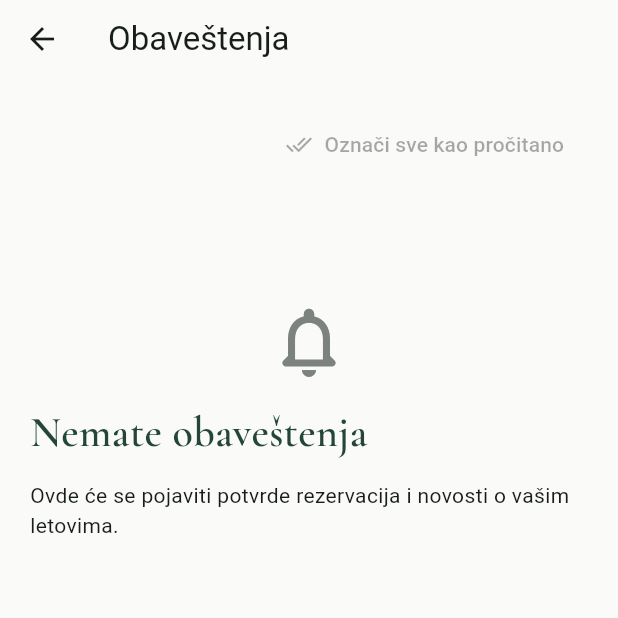
After one commit to KataBanci/mobilna-aplikacija-avio-kompanije, a Flutter app: the BookingHome screen opened directly, item 2 of the bottom bar chosen, after a tap on the "notifications none" icon, on a phone screen of 412 x 824 dp, the top half of it. The commit adds this screen. Run offline on Flutter 3.47's test engine with Material 3 defaults, Android fonts, the phone set to English and light mode, and no system bars; missing offline and left inert: dart:js_interop.

Commit message:
Izmene u pretrazi letova i dodavanje obaveštenja

```diff
--- a/aviokomopanija/lib/models/booking.dart
+++ b/aviokomopanija/lib/models/booking.dart
@@ -37,6 +37,7 @@ class Booking extends ChangeNotifier {
   final Map<int, String> seats = {};
   final List<Map<String, String>> passengers = [];
   String? reference;
+  String? flightStatus;
   int get count => adults + children + infants;
   int get seatCount => adults + children;
   int get farePrice => flight.price + [0, 30, 60][fare];
--- a/aviokomopanija/lib/screens/booking_screens.dart
+++ b/aviokomopanija/lib/screens/booking_screens.dart
@@ -1,7 +1,11 @@
 import 'package:flutter/material.dart';
 
 import '../models/booking.dart';
+import '../models/city.dart';
+import 'cities_screen.dart';
 import '../services/calendar_service.dart';
+import '../services/notification_service.dart';
+import 'notifications_screen.dart';
 import 'profile_screen.dart';
 
 const green = Color(0xFF244638);
@@ -114,7 +118,7 @@ class _BookingHomeState extends State<BookingHome> {
                 ? const ProfileScreen()
                 : tab == 2
                 ? TripsScreen(b: b)
-                : SearchScreen(b: b, key: ValueKey(tab)),
+                : SearchScreen(b: b, explore: tab == 0, key: ValueKey(tab)),
           ),
         ),
       ),
@@ -252,7 +256,8 @@ class BookingPage extends StatelessWidget {
 
 class SearchScreen extends StatefulWidget {
   final Booking b;
-  const SearchScreen({super.key, required this.b});
+  final bool explore;
+  const SearchScreen({super.key, required this.b, this.explore = false});
   @override
   State<SearchScreen> createState() => _SearchScreenState();
 }
@@ -580,6 +585,26 @@ class _SearchScreenState extends State<SearchScreen> {
     child: Column(
       crossAxisAlignment: CrossAxisAlignment.stretch,
       children: [
+        if (!widget.explore)
+          Padding(
+            padding: const EdgeInsets.fromLTRB(24, 16, 24, 20),
+            child: Column(
+              crossAxisAlignment: CrossAxisAlignment.start,
+              children: [
+                Row(
+                  children: [
+                    Expanded(child: heading('Pronađite svoj let')),
+                    const NotificationBell(),
+                  ],
+                ),
+                const Text(
+                  'Izaberite rutu, datum i putnike, pa pronađite kartu za svoje putovanje.',
+                  style: TextStyle(color: muted, height: 1.5),
+                ),
+              ],
+            ),
+          ),
+        if (widget.explore)
           Stack(
             children: [
               Positioned.fill(
@@ -616,11 +641,11 @@ class _SearchScreenState extends State<SearchScreen> {
                 child: Column(
                   crossAxisAlignment: CrossAxisAlignment.start,
                   children: [
-                  const Row(
-                    children: [
-                      Icon(Icons.near_me, color: green, size: 25),
-                      SizedBox(width: 7),
-                      Flexible(
+                    Row(
+                      children: [
+                        const Icon(Icons.near_me, color: green, size: 25),
+                        const SizedBox(width: 7),
+                        const Expanded(
                           child: Text(
                             'AirVista',
                             style: TextStyle(
@@ -631,6 +656,7 @@ class _SearchScreenState extends State<SearchScreen> {
                             ),
                           ),
                         ),
+                        const NotificationBell(),
                       ],
                     ),
                     const SizedBox(height: 24),
@@ -668,6 +694,15 @@ class _SearchScreenState extends State<SearchScreen> {
               ),
             ],
           ),
+        if (widget.explore)
+          Padding(
+            padding: const EdgeInsets.fromLTRB(24, 8, 24, 20),
+            child: action('Pronađi avionsku kartu', () {
+              b.tab = 1;
+              b.update();
+            }),
+          ),
+        if (!widget.explore)
           Padding(
             padding: const EdgeInsets.symmetric(horizontal: 20),
             child: panel(
@@ -819,6 +854,7 @@ class _SearchScreenState extends State<SearchScreen> {
               ),
             ),
           ),
+        if (widget.explore)
           Padding(
             padding: const EdgeInsets.fromLTRB(24, 12, 24, 0),
             child: Column(
@@ -834,48 +870,41 @@ class _SearchScreenState extends State<SearchScreen> {
                   ),
                 ),
                 const SizedBox(height: 14),
+                Align(
+                  alignment: Alignment.centerRight,
+                  child: TextButton(
+                    onPressed: () => open(context, const CitiesScreen()),
+                    child: const Text('View all'),
+                  ),
+                ),
                 SizedBox(
                   height: 190,
                   child: ListView(
                     scrollDirection: Axis.horizontal,
                     children: [
-                    destination('Rim', 'Italija', 'rome.jpg', 'Rim (FCO)'),
-                    destination(
-                      'Pariz',
-                      'Francuska',
-                      'Paris.jpg',
-                      'Pariz (CDG)',
-                    ),
-                    destination(
-                      'London',
-                      'Velika Britanija',
-                      'london.jpg',
-                      'London (LHR)',
-                    ),
-                  ],
-                ),
-              ),
-            ],
-          ),
-        ),
-      ],
-    ),
-  );
-  Widget destination(
-    String city,
-    String country,
-    String image,
-    String airport,
-  ) => Padding(
+                      destination('Rim', 'Italija', 'rome.jpg'),
+                      destination('Pariz', 'Francuska', 'Paris.jpg'),
+                      destination('London', 'Velika Britanija', 'london.jpg'),
+                    ],
+                  ),
+                ),
+              ],
+            ),
+          ),
+      ],
+    ),
+  );
+  Widget destination(String city, String country, String image) => Padding(
     padding: const EdgeInsets.only(right: 14),
     child: SizedBox(
       width: 156,
       child: InkWell(
-        onTap: () {
-          setState(() => b.destination = airport);
-          b.update();
-          message(context, 'Odredište: $city');
-        },
+        onTap: () => open(
+          context,
+          CityDetailsScreen(
+            city: cities.firstWhere((destination) => destination.name == city),
+          ),
+        ),
         child: ClipRRect(
           borderRadius: BorderRadius.circular(20),
           child: Stack(
@@ -2044,6 +2073,7 @@ class _PaymentScreenState extends State<PaymentScreen> {
         }
         b.reference ??=
             'AV${DateTime.now().microsecondsSinceEpoch.toRadixString(36).toUpperCase()}';
+        NotificationService.instance.confirmBooking(b);
         b.update();
         Navigator.of(context).pushAndRemoveUntil(
           MaterialPageRoute<void>(builder: (_) => ConfirmationScreen(b: b)),
@@ -2344,6 +2374,7 @@ class ReservationScreen extends StatelessWidget {
       crossAxisAlignment: CrossAxisAlignment.stretch,
       children: [
         spaced(small('Sve za vaše putovanje, na jednom mestu.')),
+        if (b.flightStatus != null) spaced(Text(b.flightStatus!)),
         reservationCard(b),
         const SizedBox(height: 4),
         const Text(
--- /dev/null
+++ b/aviokomopanija/lib/screens/notifications_screen.dart
@@ -0,0 +1,158 @@
+import 'dart:async';
+
+import 'package:flutter/material.dart';
+
+import '../services/notification_service.dart';
+import 'booking_screens.dart';
+
+class NotificationBell extends StatefulWidget {
+  const NotificationBell({super.key});
+  @override
+  State<NotificationBell> createState() => _NotificationBellState();
+}
+
+class _NotificationBellState extends State<NotificationBell> {
+  Timer? timer;
+  @override
+  void initState() {
+    super.initState();
+    NotificationService.instance.refreshReminders();
+    timer = Timer.periodic(const Duration(minutes: 1), (_) {
+      NotificationService.instance.refreshReminders();
+    });
+  }
+
+  @override
+  void dispose() {
+    timer?.cancel();
+    super.dispose();
+  }
+
+  @override
+  Widget build(BuildContext context) => ListenableBuilder(
+    listenable: NotificationService.instance,
+    builder: (context, _) => IconButton(
+      tooltip: 'Obaveštenja',
+      style: IconButton.styleFrom(backgroundColor: Colors.white),
+      onPressed: () => open(context, const NotificationsScreen()),
+      icon: Badge(
+        key: const ValueKey('notification-badge'),
+        isLabelVisible: NotificationService.instance.hasUnread,
+        backgroundColor: const Color(0xFFE66B65),
+        child: const Icon(Icons.notifications_none_rounded, color: green),
+      ),
+    ),
+  );
+}
+
+String notificationTime(DateTime date) {
+  final elapsed = DateTime.now().difference(date);
+  if (elapsed.inMinutes < 1) return 'Upravo sada';
+  if (elapsed.inHours < 1) return 'Pre ${elapsed.inMinutes} min';
+  if (elapsed.inDays < 1) return 'Pre ${elapsed.inHours} h';
+  if (elapsed.inDays == 1) return 'Juče';
+  return 'Pre ${elapsed.inDays} dana';
+}
+
+class NotificationsScreen extends StatelessWidget {
+  const NotificationsScreen({super.key});
+  @override
+  Widget build(BuildContext context) {
+    final service = NotificationService.instance;
+    return Scaffold(
+      appBar: AppBar(title: const Text('Obaveštenja')),
+      body: ListenableBuilder(
+        listenable: service,
+        builder: (context, _) => Center(
+          child: ConstrainedBox(
+            constraints: const BoxConstraints(maxWidth: 560),
+            child: ListView(
+              padding: const EdgeInsets.all(20),
+              children: [
+                Align(
+                  alignment: Alignment.centerRight,
+                  child: TextButton.icon(
+                    onPressed: service.hasUnread ? service.markAllRead : null,
+                    icon: const Icon(Icons.done_all),
+                    label: const Text('Označi sve kao pročitano'),
+                  ),
+                ),
+                if (service.items.isEmpty) ...[
+                  const SizedBox(height: 80),
+                  const Icon(
+                    Icons.notifications_none_rounded,
+                    size: 56,
+                    color: muted,
+                  ),
+                  heading('Nemate obaveštenja'),
+                  const Text(
+                    'Ovde će se pojaviti potvrde rezervacija i novosti o vašim letovima.',
+                  ),
+                ],
+                for (final item in service.items)
+                  panel(
+                    ListTile(
+                      contentPadding: EdgeInsets.zero,
+                      leading: CircleAvatar(
+                        backgroundColor: const Color(0xFFEDF3EC),
+                        child: Icon(
+                          item.booking == null
+                              ? Icons.local_offer_outlined
+                              : Icons.flight_takeoff,
+                          color: green,
+                        ),
+                      ),
+                      title: Text(
+                        item.title,
+                        style: TextStyle(
+                          color: green,
+                          fontWeight: item.isRead
+                              ? FontWeight.w500
+                              : FontWeight.bold,
+                        ),
+                      ),
+                      subtitle: Column(
+                        crossAxisAlignment: CrossAxisAlignment.start,
+                        children: [
+                          const SizedBox(height: 6),
+                          Text(item.body),
+                          const SizedBox(height: 8),
+                          small(notificationTime(item.createdAt)),
+                        ],
+                      ),
+                      trailing: item.isRead
+                          ? null
+                          : Semantics(
+                              label: 'Nepročitano',
+                              child: Icon(Icons.circle, size: 8, color: green),
+                            ),
+                      onTap: () {
+                        service.markRead(item);
+                        if (item.booking != null) {
+                          open(context, ReservationScreen(b: item.booking!));
+                        } else {
+                          showDialog<void>(
+                            context: context,
+                            builder: (context) => AlertDialog(
+                              title: Text(item.title),
+                              content: Text(item.body),
+                              actions: [
+                                TextButton(
+                                  onPressed: () => Navigator.pop(context),
+                                  child: const Text('Zatvori'),
+                                ),
+                              ],
+                            ),
+                          );
+                        }
+                      },
+                    ),
+                  ),
+              ],
+            ),
+          ),
+        ),
+      ),
+    );
+  }
+}
--- a/aviokomopanija/lib/services/auth_service.dart
+++ b/aviokomopanija/lib/services/auth_service.dart
@@ -15,6 +15,9 @@ class AuthService {
     },
   ];
   static Map<String, String>? currentUser;
+  static Iterable<String> get userEmails => _users
+      .where((user) => user['role'] == 'user')
+      .map((user) => user['email']!);
 
   static String? register(String name, String email, String password) {
     final normalizedEmail = email.trim().toLowerCase();
--- /dev/null
+++ b/aviokomopanija/lib/services/notification_service.dart
@@ -0,0 +1,140 @@
+import 'package:flutter/foundation.dart';
+
+import '../models/booking.dart';
+import 'auth_service.dart';
+
+class AppNotification {
+  final String owner, title, body;
+  final DateTime createdAt;
+  final Booking? booking;
+  bool isRead = false;
+  AppNotification(this.owner, this.title, this.body, {this.booking})
+    : createdAt = DateTime.now();
+}
+
+class NotificationService extends ChangeNotifier {
+  static final instance = NotificationService();
+  final List<AppNotification> _items = [];
+  final Map<String, (String, Booking)> _bookings = {};
+  String get owner => AuthService.currentUser?['email'] ?? 'guest';
+  List<AppNotification> get items => List.unmodifiable(
+    _items.where((n) => n.owner == owner).toList().reversed,
+  );
+  bool get hasUnread => items.any((n) => !n.isRead);
+
+  void markRead(AppNotification item) {
+    if (item.owner != owner) return;
+    item.isRead = true;
+    notifyListeners();
+  }
+
+  void markAllRead() {
+    for (final item in items) {
+      item.isRead = true;
+    }
+    notifyListeners();
+  }
+
+  void confirmBooking(Booking source) {
+    final reference = source.reference;
+    if (reference == null || _bookings.containsKey(reference)) return;
+    // A separate copy keeps old notifications linked to the original trip.
+    final b = Booking()
+      ..origin = source.origin
+      ..destination = source.destination
+      ..date = source.date
+      ..returnDate = source.returnDate
+      ..roundTrip = source.roundTrip
+      ..adults = source.adults
+      ..children = source.children
+      ..infants = source.infants
+      ..cabin = source.cabin
+      ..flight = source.flight
+      ..fare = source.fare
+      ..reference = reference;
+    b.extras.addAll(source.extras);
+    b.seats.addAll(source.seats);
+    b.passengers.addAll(
+      source.passengers.map((p) => Map<String, String>.of(p)),
+    );
+    _bookings[reference] = (owner, b);
+    _items.add(
+      AppNotification(
+        owner,
+        'Rezervacija potvrđena',
+        'Uspešno ste rezervisali let ${b.route} za ${b.dateLabel}',
+        booking: b,
+      ),
+    );
+    refreshReminders();
+    notifyListeners();
+  }
+
+  void refreshReminders() {
+    final tomorrow = DateTime.now().add(const Duration(days: 1));
+    var changed = false;
+    for (final entry in _bookings.values) {
+      final b = entry.$2;
+      if (entry.$1 != owner ||
+          b.flightStatus == 'Let je otkazan.' ||
+          b.date.year != tomorrow.year ||
+          b.date.month != tomorrow.month ||
+          b.date.day != tomorrow.day ||
+          _items.any(
+            (n) => n.booking == b && n.title == 'Podsetnik za putovanje',
+          )) {
+        continue;
+      }
+      _items.add(
+        AppNotification(
+          owner,
+          'Podsetnik za putovanje',
+          'Vaš let ${b.route} je sutra. Proverite podatke o putovanju.',
+          booking: b,
+        ),
+      );
+      changed = true;
+    }
+    if (changed) notifyListeners();
+  }
+
+  int send({
+    required String title,
+    required String body,
+    String? flightNumber,
+    String? departure,
+    bool cancelled = false,
+  }) {
+    if (AuthService.currentUser?['role'] != 'admin') return 0;
+    var sent = 0;
+    if (flightNumber == null) {
+      for (final email in AuthService.userEmails) {
+        _items.add(AppNotification(email, title, body));
+        sent++;
+      }
+    } else {
+      for (final entry in _bookings.values) {
+        final b = entry.$2;
+        if (b.flight.number != flightNumber) continue;
+        if (cancelled) b.flightStatus = 'Let je otkazan.';
+        if (departure != null) {
+          final f = b.flight;
+          b.flightStatus = 'Novo vreme polaska: $departure';
+          b.flight = Flight(
+            f.airline,
+            departure,
+            f.arrival,
+            f.duration,
+            f.number,
+            f.price,
+            f.direct,
+          );
+        }
+        _items.add(AppNotification(entry.$1, title, body, booking: b));
+        sent++;
+      }
+    }
+    notifyListeners();
+    return sent;
+  }
+}
```
Also changed, not shown: aviokomopanija/lib/screens/admin/admin_screen.dart (+12 -0 lines), aviokomopanija/lib/screens/admin/send_notification_screen.dart (added, +132 -0 lines), 3 other files. Lines whose indentation alone changed are shown as unchanged.
